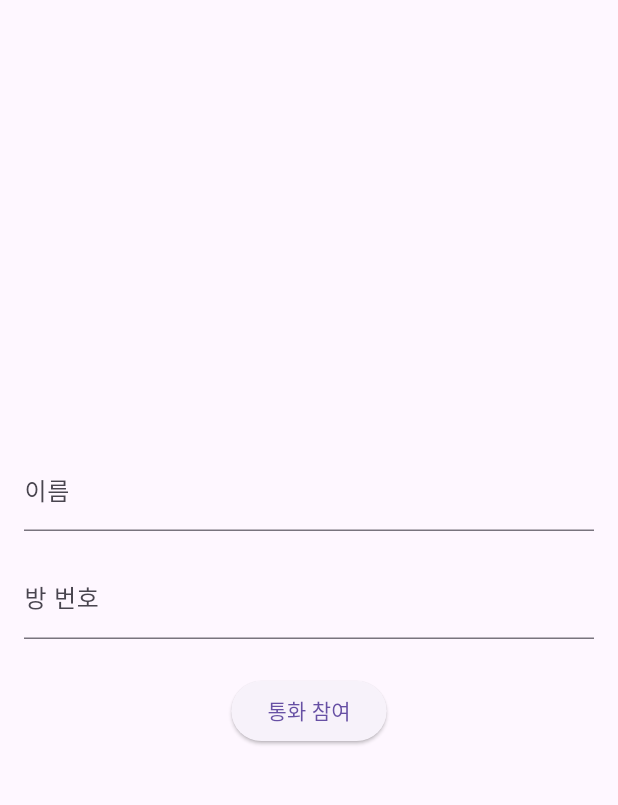
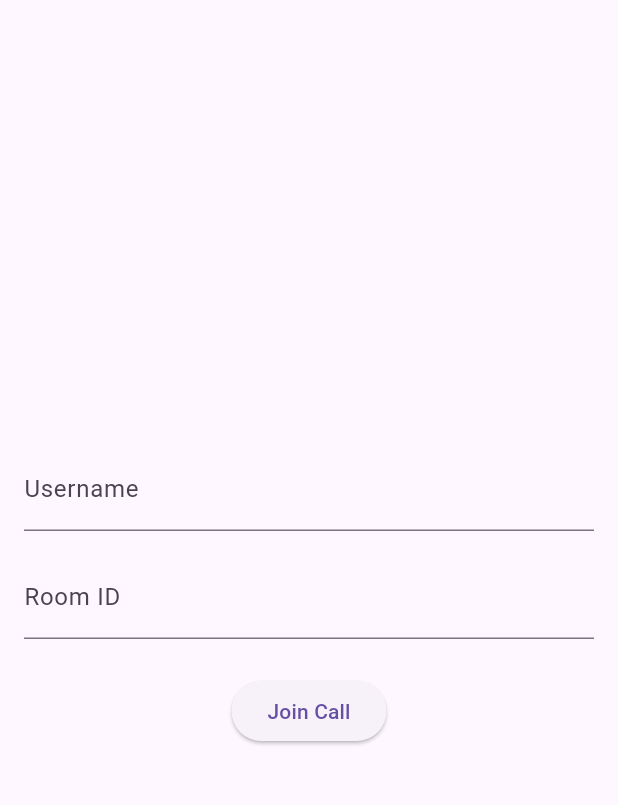
Before and after one commit to hissinger/simple-video-chat, a Flutter app: the screen it shows after launch, on a phone screen of 412 x 824 dp, the part 63-868 px from its top. Run offline on Flutter 3.47's test engine with Material 3 defaults, Android fonts, the phone set to English and light mode, and no system bars; our stand-ins replace permission_handler, socket_io_client, wakelock; missing offline and left inert: flutter_webrtc.

Commit message:
change text

```diff
--- a/lib/home_page.dart
+++ b/lib/home_page.dart
@@ -21,16 +21,16 @@ class _HomePageState extends State<HomePage> {
           children: [
             TextField(
               controller: _nameController,
-              decoration: const InputDecoration(labelText: '이름'),
+              decoration: const InputDecoration(labelText: 'Username'),
             ),
             const SizedBox(height: 16),
             TextField(
               controller: _roomController,
-              decoration: const InputDecoration(labelText: '방 번호'),
+              decoration: const InputDecoration(labelText: 'Room ID'),
             ),
             const SizedBox(height: 24),
             ElevatedButton(
-              child: const Text('통화 참여'),
+              child: const Text('Join Call'),
               onPressed: () {
                 Navigator.push(
                   context,
```
